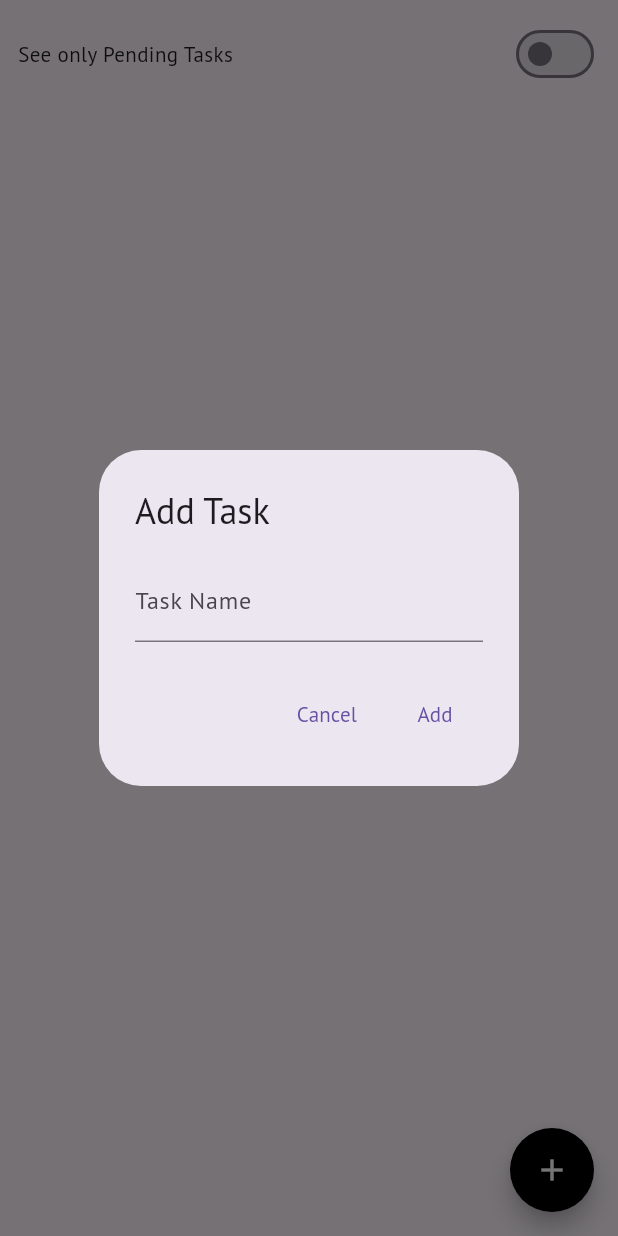
After one commit to arthurpasqualon/flutter_learning, a Flutter app: the TaskPage screen opened directly, after a tap on the "add" icon, on a phone screen of 412 x 824 dp. The commit adds this screen. Run offline on Flutter 3.47's test engine with Material 3 defaults, Android fonts, the phone set to English and light mode, and no system bars; our stand-ins replace google_fonts; network calls fail.

Commit message:
Add new task page

```diff
--- /dev/null
+++ b/learn_app/lib/model/task.dart
@@ -0,0 +1,13 @@
+import 'package:flutter/material.dart';
+
+class Task {
+  final String _id = UniqueKey().toString();
+  final String _description;
+  final bool _isDone;
+
+  Task(this._description, this._isDone);
+
+  String get id => _id;
+  String get description => _description;
+  bool get isDone => _isDone;
+}
--- /dev/null
+++ b/learn_app/lib/pages/task_page.dart
@@ -0,0 +1,124 @@
+import 'package:flutter/material.dart';
+import 'package:learn_app/model/task.dart';
+import 'package:learn_app/repositories/task_repository.dart';
+
+class TaskPage extends StatefulWidget {
+  const TaskPage({super.key});
+
+  @override
+  State<TaskPage> createState() => _TaskPageState();
+}
+
+class _TaskPageState extends State<TaskPage> {
+  TaskRepository taskRepository = TaskRepository();
+  TextEditingController taskNameController = TextEditingController();
+  List<Task> _tasks = <Task>[];
+  bool _showPendingTasks = false;
+
+  @override
+  void initState() {
+    super.initState();
+    loadTasks();
+  }
+
+  void loadTasks() async {
+    if (_showPendingTasks) {
+      _tasks = await taskRepository.fetchPendingTasks();
+    } else {
+      _tasks = await taskRepository.fetchTasks();
+    }
+    setState(() {});
+  }
+
+  @override
+  Widget build(BuildContext context) {
+    return Scaffold(
+      floatingActionButton: FloatingActionButton(
+        onPressed: () {
+          taskNameController.clear();
+          showDialog(
+              context: context,
+              builder: (context) => AlertDialog(
+                    title: const Text("Add Task"),
+                    content: TextField(
+                      controller: taskNameController,
+                      decoration: const InputDecoration(
+                        labelText: "Task Name",
+                        hintText: "Enter Task Name",
+                      ),
+                    ),
+                    actions: [
+                      TextButton(
+                        onPressed: () => Navigator.pop(context),
+                        child: const Text("Cancel"),
+                      ),
+                      TextButton(
+                        onPressed: () async => {
+                          Navigator.pop(context),
+                          await taskRepository
+                              .addTask(Task(taskNameController.text, false)),
+                          setState(() {}),
+                        },
+                        child: const Text("Add"),
+                      ),
+                    ],
+                  ));
+        },
+        shape: const CircleBorder(),
+        backgroundColor: Colors.black,
+        child: const Icon(
+          Icons.add,
+          color: Colors.white,
+        ),
+      ),
+      body: Column(
+        children: [
+          Container(
+            margin: const EdgeInsets.all(12),
+            child: Row(
+              mainAxisAlignment: MainAxisAlignment.spaceBetween,
+              children: [
+                const Text("See only Pending Tasks"),
+                Switch(
+                    value: _showPendingTasks,
+                    activeColor: Colors.white,
+                    activeTrackColor: Colors.black,
+                    onChanged: (value) {
+                      _showPendingTasks = value;
+                      loadTasks();
+
+                      setState(() {});
+                    }),
+              ],
+            ),
+          ),
+          Expanded(
+            child: ListView.builder(
+                itemCount: _tasks.length,
+                itemBuilder: (BuildContext context, int index) {
+                  return Dismissible(
+                    key: Key(_tasks[index].id.toString()),
+                    onDismissed: (direction) async {
+                      await taskRepository.removeTask(_tasks[index]);
+                      loadTasks();
+                    },
+                    child: ListTile(
+                      title: Text(_tasks[index].description),
+                      trailing: Checkbox(
+                        activeColor: Colors.black,
+                        checkColor: Colors.white,
+                        value: _tasks[index].isDone,
+                        onChanged: (value) async {
+                          await taskRepository.toggleTask(_tasks[index]);
+                          loadTasks();
+                        },
+                      ),
+                    ),
+                  );
+                }),
+          )
+        ],
+      ),
+    );
+  }
+}
--- /dev/null
+++ b/learn_app/lib/repositories/task_repository.dart
@@ -0,0 +1,44 @@
+import 'package:learn_app/model/task.dart';
+
+class TaskRepository {
+  final List<Task> _tasks = [];
+
+  List<Task> get tasks => _tasks;
+
+  Future<void> addTask(Task task) async {
+    await Future.delayed(const Duration(seconds: 1));
+    _tasks.add(task);
+  }
+
+  Future<void> removeTask(Task task) async {
+    await Future.delayed(const Duration(seconds: 1));
+    _tasks.remove(task);
+  }
+
+  void updateTask(Task task) async {
+    await Future.delayed(const Duration(seconds: 1));
+    final index = _tasks.indexWhere((t) => t.id == task.id);
+    _tasks[index] = task;
+  }
+
+  Future<void> toggleTask(Task task) async {
+    await Future.delayed(const Duration(seconds: 1));
+    final index = _tasks.indexWhere((t) => t.id == task.id);
+    _tasks[index] = Task(task.description, !task.isDone);
+  }
+
+  void clearTasks() async {
+    await Future.delayed(const Duration(seconds: 1));
+    _tasks.clear();
+  }
+
+  Future<List<Task>> fetchTasks() async {
+    await Future.delayed(const Duration(seconds: 1));
+    return _tasks;
+  }
+
+  Future<List<Task>> fetchPendingTasks() async {
+    await Future.delayed(const Duration(seconds: 1));
+    return _tasks.where((t) => !t.isDone).toList();
+  }
+}
--- /dev/null
+++ b/learn_app/lib/shared/app_images.dart
@@ -0,0 +1,3 @@
+class AppImages {
+  static String get avatar => 'lib/images/avatar.jpeg';
+}
--- a/learn_app/pubspec.yaml
+++ b/learn_app/pubspec.yaml
@@ -60,9 +60,8 @@ flutter:
   uses-material-design: true
 
   # To add assets to your application, add an assets section, like this:
-  # assets:
-  #   - images/a_dot_burr.jpeg
-  #   - images/a_dot_ham.jpeg
+  assets:
+    - lib/images/
 
   # An image asset can refer to one or more resolution-specific "variants", see
   # https://flutter.dev/assets-and-images/#resolution-aware
```
Also changed, not shown: learn_app/lib/pages/card_page.dart (+26 -12 lines), learn_app/lib/pages/image_assets.dart (added, +24 -0 lines), learn_app/lib/pages/list_view_horizontal.dart (added, +59 -0 lines), learn_app/lib/pages/list_view_vertical.dart (added, +43 -0 lines), learn_app/lib/pages/main_page.dart (+12 -4 lines), learn_app/lib/pages/main_page_2.dart (deleted, +0 -12 lines), learn_app/lib/pages/main_page_3.dart (deleted, +0 -12 lines), learn_app/lib/repositories/card_detail_repository.dart (added, +12 -0 lines), learn_app/lib/widgets/custom_popup_menu.dart (added, +21 -0 lines), learn_app/lib/images/avatar.jpeg (added).
